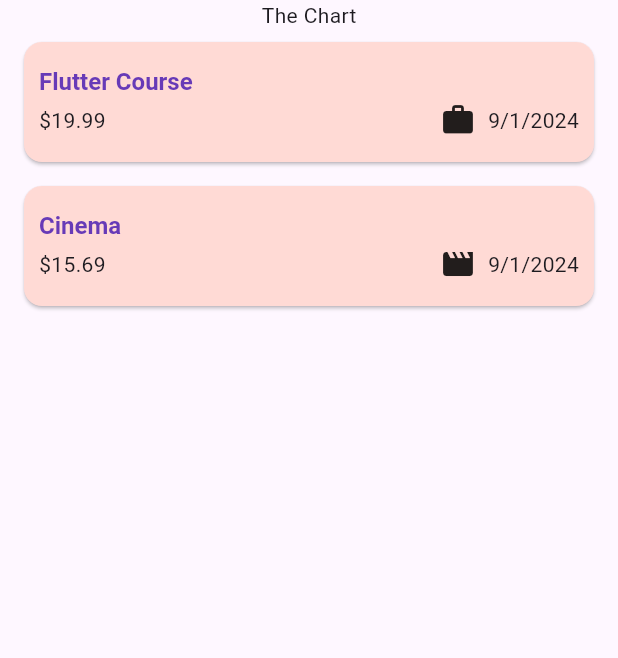
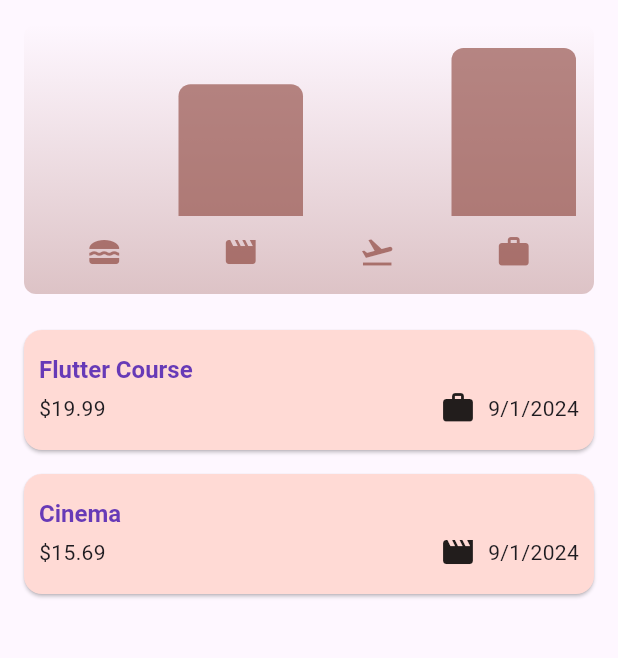
Before and after one commit to lightrao/adding_interactivity_expense_tracker_app, a Flutter app: the screen it shows after launch, on a phone screen of 412 x 824 dp, the part 84-742 px from its top. Run offline on Flutter 3.47's test engine with Material 3 defaults, Android fonts, the phone set to English and light mode, and no system bars.

Commit message:
Adding Chart Widgets

```diff
--- /dev/null
+++ b/lib/widgets/chart/chart.dart
@@ -0,0 +1,95 @@
+import 'package:flutter/material.dart';
+
+import 'package:adding_interactivity_expense_tracker_app/widgets/chart/chart_bar.dart';
+import 'package:adding_interactivity_expense_tracker_app/models/expense.dart';
+
+class Chart extends StatelessWidget {
+  const Chart({super.key, required this.expenses});
+
+  final List<Expense> expenses;
+
+  List<ExpenseBucket> get buckets {
+    return [
+      ExpenseBucket.forCategory(expenses, Category.food),
+      ExpenseBucket.forCategory(expenses, Category.leisure),
+      ExpenseBucket.forCategory(expenses, Category.travel),
+      ExpenseBucket.forCategory(expenses, Category.work),
+    ];
+  }
+
+  double get maxTotalExpense {
+    double maxTotalExpense = 0;
+
+    for (final bucket in buckets) {
+      if (bucket.totalExpenses > maxTotalExpense) {
+        maxTotalExpense = bucket.totalExpenses;
+      }
+    }
+
+    return maxTotalExpense;
+  }
+
+  @override
+  Widget build(BuildContext context) {
+    final isDarkMode =
+        MediaQuery.of(context).platformBrightness == Brightness.dark;
+    return Container(
+      margin: const EdgeInsets.all(16),
+      padding: const EdgeInsets.symmetric(
+        vertical: 16,
+        horizontal: 8,
+      ),
+      width: double.infinity,
+      height: 180,
+      decoration: BoxDecoration(
+        borderRadius: BorderRadius.circular(8),
+        gradient: LinearGradient(
+          colors: [
+            Theme.of(context).colorScheme.primary.withOpacity(0.3),
+            Theme.of(context).colorScheme.primary.withOpacity(0.0)
+          ],
+          begin: Alignment.bottomCenter,
+          end: Alignment.topCenter,
+        ),
+      ),
+      child: Column(
+        children: [
+          Expanded(
+            child: Row(
+              crossAxisAlignment: CrossAxisAlignment.end,
+              children: [
+                for (final bucket in buckets) // alternative to map()
+                  ChartBar(
+                    fill: bucket.totalExpenses == 0
+                        ? 0
+                        : bucket.totalExpenses / maxTotalExpense,
+                  )
+              ],
+            ),
+          ),
+          const SizedBox(height: 12),
+          Row(
+            children: buckets
+                .map(
+                  (bucket) => Expanded(
+                    child: Padding(
+                      padding: const EdgeInsets.symmetric(horizontal: 4),
+                      child: Icon(
+                        categoryIcons[bucket.category],
+                        color: isDarkMode
+                            ? Theme.of(context).colorScheme.secondary
+                            : Theme.of(context)
+                                .colorScheme
+                                .primary
+                                .withOpacity(0.7),
+                      ),
+                    ),
+                  ),
+                )
+                .toList(),
+          )
+        ],
+      ),
+    );
+  }
+}
--- /dev/null
+++ b/lib/widgets/chart/chart_bar.dart
@@ -0,0 +1,34 @@
+import 'package:flutter/material.dart';
+
+class ChartBar extends StatelessWidget {
+  const ChartBar({
+    super.key,
+    required this.fill,
+  });
+
+  final double fill;
+
+  @override
+  Widget build(BuildContext context) {
+    final isDarkMode =
+        MediaQuery.of(context).platformBrightness == Brightness.dark;
+    return Expanded(
+      child: Padding(
+        padding: const EdgeInsets.symmetric(horizontal: 4),
+        child: FractionallySizedBox(
+          heightFactor: fill,
+          child: DecoratedBox(
+            decoration: BoxDecoration(
+              shape: BoxShape.rectangle,
+              borderRadius:
+                  const BorderRadius.vertical(top: Radius.circular(8)),
+              color: isDarkMode
+                  ? Theme.of(context).colorScheme.secondary
+                  : Theme.of(context).colorScheme.primary.withOpacity(0.65),
+            ),
+          ),
+        ),
+      ),
+    );
+  }
+}
--- a/lib/widgets/expenses.dart
+++ b/lib/widgets/expenses.dart
@@ -3,6 +3,7 @@
 import 'package:adding_interactivity_expense_tracker_app/widgets/expenses_list/expenses_list.dart';
 import 'package:adding_interactivity_expense_tracker_app/widgets/new_expense.dart';
 import 'package:adding_interactivity_expense_tracker_app/models/expense.dart';
+import 'package:adding_interactivity_expense_tracker_app/widgets/chart/chart.dart';
 
 class Expenses extends StatefulWidget {
   const Expenses({super.key});
@@ -102,7 +103,7 @@
       ),
       body: Column(
         children: [
-          const Text('The Chart'),
+          Chart(expenses: _registeredExpenses),
           Expanded(
             child: mainContent,
           ),
```
